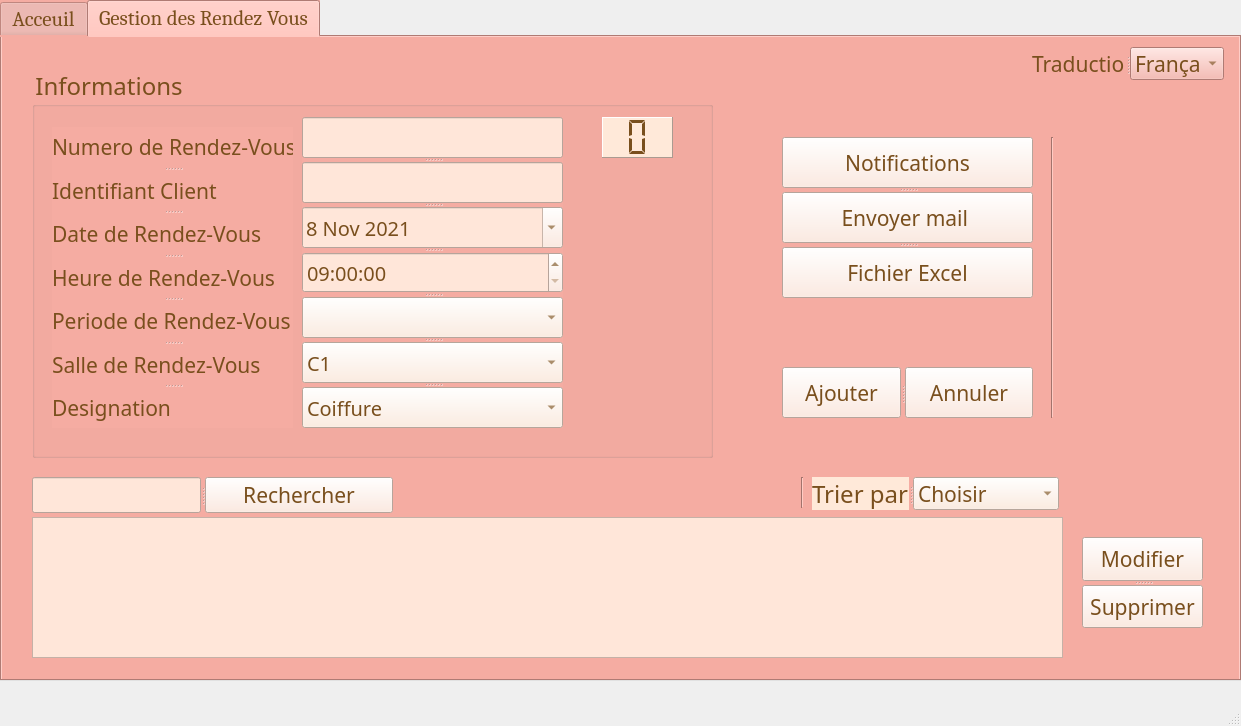
This is Gestion_RendezVous/Rendez_Vous/mainwindow.ui in hana1820/Smart_Beauty_Center_2A19 as Qt 5 draws it before an edit. The edited form follows.
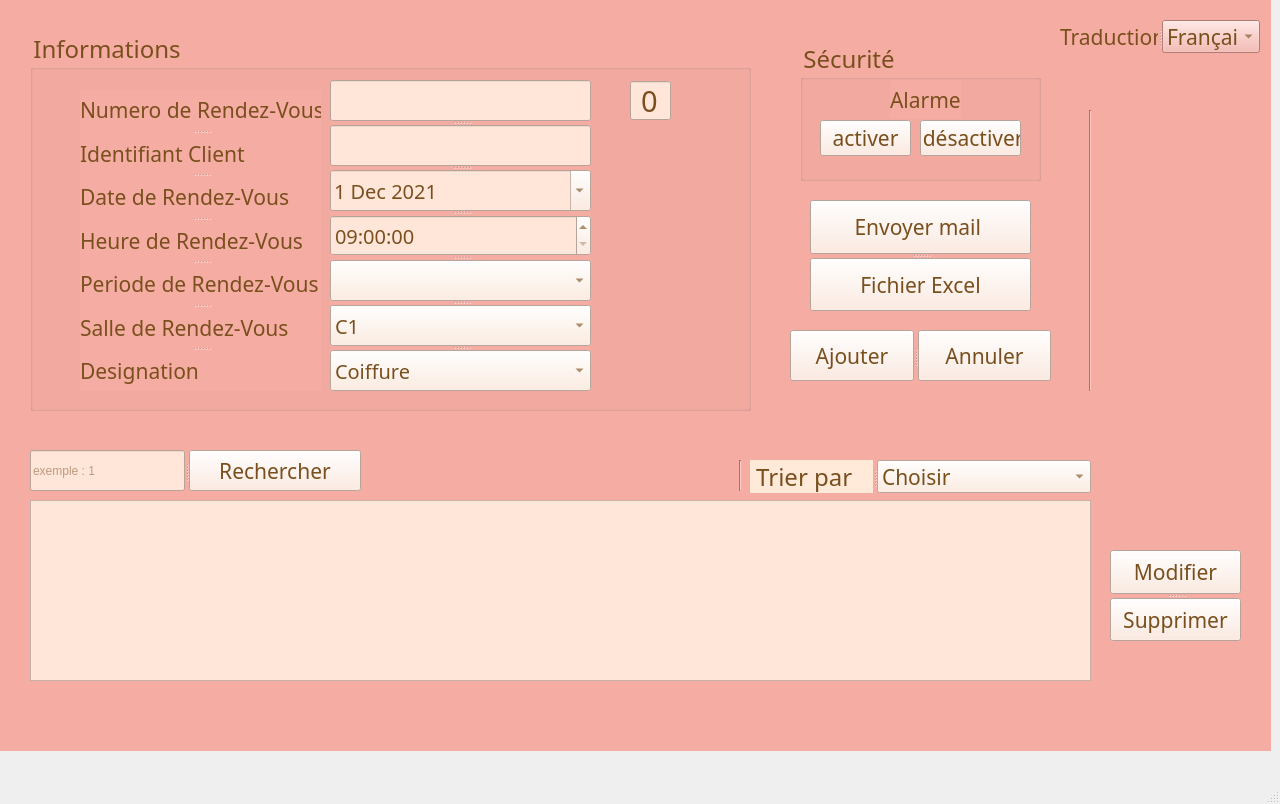
This is the edited form. Icons and pictures are not drawn.

```diff
--- a/Gestion_RendezVous/Rendez_Vous/mainwindow.ui
+++ b/Gestion_RendezVous/Rendez_Vous/mainwindow.ui
@@ -6,21 +6,21 @@
    <rect>
     <x>0</x>
     <y>0</y>
-    <width>1241</width>
-    <height>726</height>
+    <width>1280</width>
+    <height>804</height>
    </rect>
   </property>
   <property name="windowTitle">
    <string>MainWindow</string>
   </property>
   <widget class="QWidget" name="centralwidget">
-   <widget class="QTabWidget" name="tabWidget">
+   <widget class="QStackedWidget" name="stackedWidget">
     <property name="geometry">
      <rect>
       <x>0</x>
       <y>0</y>
-      <width>1241</width>
-      <height>681</height>
+      <width>1271</width>
+      <height>751</height>
      </rect>
     </property>
     <property name="font">
@@ -37,15 +37,12 @@
      <number>1</number>
     </property>
     <widget class="QWidget" name="Acceuil">
-     <attribute name="title">
-      <string>Acceuil</string>
-     </attribute>
      <widget class="QLabel" name="Connexion">
       <property name="geometry">
        <rect>
-        <x>770</x>
-        <y>180</y>
-        <width>181</width>
+        <x>800</x>
+        <y>210</y>
+        <width>231</width>
         <height>51</height>
        </rect>
       </property>
@@ -66,7 +63,7 @@
       <property name="geometry">
        <rect>
         <x>610</x>
-        <y>310</y>
+        <y>340</y>
         <width>161</width>
         <height>51</height>
        </rect>
@@ -88,7 +85,7 @@
       <property name="geometry">
        <rect>
         <x>610</x>
-        <y>370</y>
+        <y>400</y>
         <width>161</width>
         <height>61</height>
        </rect>
@@ -111,20 +108,29 @@
       <property name="geometry">
        <rect>
         <x>780</x>
-        <y>380</y>
-        <width>221</width>
+        <y>410</y>
+        <width>231</width>
         <height>31</height>
        </rect>
       </property>
+      <property name="font">
+       <font>
+        <family>Cambria</family>
+        <pointsize>6</pointsize>
+       </font>
+      </property>
       <property name="styleSheet">
        <string notr="true">background-color: rgb(255, 233, 217);</string>
       </property>
+      <property name="echoMode">
+       <enum>QLineEdit::Password</enum>
+      </property>
      </widget>
      <widget class="QLabel" name="MdpO">
       <property name="geometry">
        <rect>
         <x>850</x>
-        <y>420</y>
+        <y>450</y>
         <width>211</width>
         <height>41</height>
        </rect>
@@ -147,7 +153,7 @@
       <property name="geometry">
        <rect>
         <x>920</x>
-        <y>450</y>
+        <y>480</y>
         <width>111</width>
         <height>31</height>
        </rect>
@@ -169,9 +175,9 @@
      <widget class="QPushButton" name="Connecter">
       <property name="geometry">
        <rect>
-        <x>1040</x>
-        <y>350</y>
-        <width>121</width>
+        <x>1060</x>
+        <y>370</y>
+        <width>151</width>
         <height>41</height>
        </rect>
       </property>
@@ -188,12 +194,22 @@
       <property name="text">
        <string>Se connecter</string>
       </property>
+      <property name="icon">
+       <iconset>
+        <normaloff>entrer.png</normaloff>entrer.png</iconset>
+      </property>
+      <property name="iconSize">
+       <size>
+        <width>18</width>
+        <height>18</height>
+       </size>
+      </property>
      </widget>
      <widget class="Line" name="line">
       <property name="geometry">
        <rect>
         <x>520</x>
-        <y>170</y>
+        <y>200</y>
         <width>20</width>
         <height>351</height>
        </rect>
@@ -206,11 +222,17 @@
       <property name="geometry">
        <rect>
         <x>780</x>
-        <y>320</y>
-        <width>221</width>
+        <y>350</y>
+        <width>231</width>
         <height>31</height>
        </rect>
       </property>
+      <property name="font">
+       <font>
+        <family>Cambria</family>
+        <pointsize>10</pointsize>
+       </font>
+      </property>
       <property name="styleSheet">
        <string notr="true">background-color: rgb(255, 233, 217);</string>
       </property>
@@ -219,7 +241,7 @@
       <property name="geometry">
        <rect>
         <x>-90</x>
-        <y>140</y>
+        <y>170</y>
         <width>531</width>
         <height>401</height>
        </rect>
@@ -231,19 +253,74 @@
        <enum>Qt::PlainText</enum>
       </property>
       <property name="pixmap">
-       <pixmap>../../logog.png</pixmap>
+       <pixmap>F:/logog.png</pixmap>
+      </property>
+     </widget>
+     <widget class="QComboBox" name="TraductionComboBox_2">
+      <property name="geometry">
+       <rect>
+        <x>1148</x>
+        <y>10</y>
+        <width>103</width>
+        <height>33</height>
+       </rect>
+      </property>
+      <property name="font">
+       <font>
+        <family>Gabriola</family>
+        <pointsize>16</pointsize>
+       </font>
+      </property>
+      <property name="styleSheet">
+       <string notr="true">
+color: rgb(121, 79, 29); background-color: rgb(245, 172, 162);</string>
+      </property>
+      <item>
+       <property name="text">
+        <string>Français</string>
+       </property>
+      </item>
+      <item>
+       <property name="text">
+        <string>Anglais</string>
+       </property>
+      </item>
+      <item>
+       <property name="text">
+        <string>Turc</string>
+       </property>
+      </item>
+     </widget>
+     <widget class="QLabel" name="Traduction_2">
+      <property name="geometry">
+       <rect>
+        <x>1050</x>
+        <y>10</y>
+        <width>93</width>
+        <height>33</height>
+       </rect>
+      </property>
+      <property name="font">
+       <font>
+        <family>Gabriola</family>
+        <pointsize>16</pointsize>
+       </font>
+      </property>
+      <property name="styleSheet">
+       <string notr="true">
+color: rgb(121, 79, 29);</string>
+      </property>
+      <property name="text">
+       <string>Traduction</string>
       </property>
      </widget>
     </widget>
-    <widget class="QWidget" name="Gestion_des_Rendez_Vous">
-     <attribute name="title">
-      <string>Gestion des Rendez Vous</string>
-     </attribute>
+    <widget class="QWidget" name="Gestio_RDV">
      <widget class="Line" name="line_2">
       <property name="geometry">
        <rect>
-        <x>1040</x>
-        <y>100</y>
+        <x>1080</x>
+        <y>110</y>
         <width>20</width>
         <height>281</height>
        </rect>
@@ -255,8 +332,8 @@
      <widget class="Line" name="line_3">
       <property name="geometry">
        <rect>
-        <x>790</x>
-        <y>440</y>
+        <x>730</x>
+        <y>460</y>
         <width>20</width>
         <height>31</height>
        </rect>
@@ -269,22 +346,77 @@
       <property name="geometry">
        <rect>
         <x>30</x>
-        <y>480</y>
-        <width>1031</width>
-        <height>141</height>
+        <y>500</y>
+        <width>1061</width>
+        <height>181</height>
        </rect>
       </property>
+      <property name="font">
+       <font>
+        <family>Cambria</family>
+        <pointsize>10</pointsize>
+       </font>
+      </property>
       <property name="styleSheet">
-       <string notr="true">background-color: rgb(255, 230, 217);</string>
+       <string notr="true">background-color: rgb(255, 230, 217);
+color: rgb(121, 79, 29);</string>
       </property>
+      <property name="showGrid">
+       <bool>true</bool>
+      </property>
+      <property name="gridStyle">
+       <enum>Qt::SolidLine</enum>
+      </property>
+      <property name="sortingEnabled">
+       <bool>false</bool>
+      </property>
+      <attribute name="horizontalHeaderVisible">
+       <bool>false</bool>
+      </attribute>
+      <attribute name="horizontalHeaderCascadingSectionResizes">
+       <bool>false</bool>
+      </attribute>
+      <attribute name="horizontalHeaderMinimumSectionSize">
+       <number>140</number>
+      </attribute>
+      <attribute name="horizontalHeaderDefaultSectionSize">
+       <number>140</number>
+      </attribute>
+      <attribute name="horizontalHeaderHighlightSections">
+       <bool>true</bool>
+      </attribute>
+      <attribute name="horizontalHeaderShowSortIndicator" stdset="0">
+       <bool>false</bool>
+      </attribute>
+      <attribute name="horizontalHeaderStretchLastSection">
+       <bool>false</bool>
+      </attribute>
+      <attribute name="verticalHeaderVisible">
+       <bool>false</bool>
+      </attribute>
+      <attribute name="verticalHeaderCascadingSectionResizes">
+       <bool>false</bool>
+      </attribute>
+      <attribute name="verticalHeaderMinimumSectionSize">
+       <number>30</number>
+      </attribute>
+      <attribute name="verticalHeaderHighlightSections">
+       <bool>true</bool>
+      </attribute>
+      <attribute name="verticalHeaderShowSortIndicator" stdset="0">
+       <bool>false</bool>
+      </attribute>
+      <attribute name="verticalHeaderStretchLastSection">
+       <bool>false</bool>
+      </attribute>
      </widget>
      <widget class="QGroupBox" name="groupBox">
       <property name="geometry">
        <rect>
         <x>30</x>
         <y>30</y>
-        <width>681</width>
-        <height>391</height>
+        <width>721</width>
+        <height>381</height>
        </rect>
       </property>
       <property name="font">
@@ -302,7 +434,7 @@
       <widget class="QSplitter" name="splitter">
        <property name="geometry">
         <rect>
-         <x>270</x>
+         <x>300</x>
          <y>50</y>
          <width>261</width>
          <height>311</height>
@@ -333,7 +465,7 @@
          <string notr="true">background-color: rgb(255, 230, 217);</string>
         </property>
        </widget>
-       <widget class="QDateEdit" name="dateEdit">
+       <widget class="QDateEdit" name="dateEdit_RDV">
         <property name="font">
          <font>
           <family>Gabriola</family>
@@ -349,8 +481,8 @@
           <minute>0</minute>
           <second>0</second>
           <year>2021</year>
-          <month>11</month>
-          <day>8</day>
+          <month>12</month>
+          <day>1</day>
          </datetime>
         </property>
         <property name="maximumDateTime">
@@ -369,14 +501,14 @@
           <minute>0</minute>
           <second>0</second>
           <year>2021</year>
-          <month>11</month>
+          <month>12</month>
           <day>1</day>
          </datetime>
         </property>
         <property name="minimumDate">
          <date>
           <year>2021</year>
-          <month>11</month>
+          <month>12</month>
           <day>1</day>
          </date>
         </property>
@@ -622,7 +754,7 @@
       <widget class="QSplitter" name="splitter_2">
        <property name="geometry">
         <rect>
-         <x>20</x>
+         <x>50</x>
          <y>60</y>
          <width>241</width>
          <height>301</height>
@@ -737,79 +869,52 @@
         </property>
        </widget>
       </widget>
-      <widget class="QLCDNumber" name="lcdNumber">
+      <widget class="QSpinBox" name="spinBox">
        <property name="geometry">
         <rect>
-         <x>570</x>
+         <x>600</x>
          <y>50</y>
-         <width>71</width>
+         <width>41</width>
          <height>41</height>
         </rect>
        </property>
        <property name="font">
         <font>
          <family>Gabriola</family>
-         <pointsize>16</pointsize>
+         <pointsize>22</pointsize>
         </font>
        </property>
-       <property name="layoutDirection">
-        <enum>Qt::LeftToRight</enum>
-       </property>
-       <property name="styleSheet">
-        <string notr="true">background-color: rgb(255, 233, 217);color: rgb(121, 79, 29);</string>
-       </property>
-       <property name="frameShape">
-        <enum>QFrame::Panel</enum>
-       </property>
-       <property name="smallDecimalPoint">
-        <bool>false</bool>
-       </property>
-       <property name="digitCount">
-        <number>1</number>
-       </property>
-       <property name="segmentStyle">
-        <enum>QLCDNumber::Flat</enum>
-       </property>
-      </widget>
-     </widget>
-     <widget class="QSplitter" name="splitter_5">
-      <property name="geometry">
-       <rect>
-        <x>30</x>
-        <y>440</y>
-        <width>361</width>
-        <height>36</height>
-       </rect>
-      </property>
-      <property name="orientation">
-       <enum>Qt::Horizontal</enum>
-      </property>
-      <widget class="QLineEdit" name="RechercherLine">
        <property name="styleSheet">
         <string notr="true">background-color: rgb(255, 230, 217);</string>
        </property>
-      </widget>
-      <widget class="QPushButton" name="Rechercher">
-       <property name="font">
-        <font>
-         <family>Gabriola</family>
-         <pointsize>16</pointsize>
-        </font>
+       <property name="wrapping">
+        <bool>false</bool>
        </property>
-       <property name="styleSheet">
-        <string notr="true">background-color: rgb(255, 230, 217);
-color: rgb(121, 79, 29);</string>
+       <property name="frame">
+        <bool>true</bool>
        </property>
-       <property name="text">
-        <string>Rechercher</string>
+       <property name="alignment">
+        <set>Qt::AlignCenter</set>
+       </property>
+       <property name="readOnly">
+        <bool>true</bool>
+       </property>
+       <property name="buttonSymbols">
+        <enum>QAbstractSpinBox::NoButtons</enum>
+       </property>
+       <property name="keyboardTracking">
+        <bool>false</bool>
+       </property>
+       <property name="maximum">
+        <number>10000</number>
        </property>
       </widget>
      </widget>
      <widget class="QLabel" name="logop">
       <property name="geometry">
        <rect>
-        <x>1080</x>
-        <y>170</y>
+        <x>1120</x>
+        <y>180</y>
         <width>121</width>
         <height>151</height>
        </rect>
@@ -818,37 +923,22 @@
        <string/>
       </property>
       <property name="pixmap">
-       <pixmap>../../logop.png</pixmap>
+       <pixmap>F:/logop.png</pixmap>
       </property>
      </widget>
      <widget class="QSplitter" name="splitter_3">
       <property name="geometry">
        <rect>
-        <x>780</x>
-        <y>100</y>
-        <width>251</width>
-        <height>161</height>
+        <x>810</x>
+        <y>200</y>
+        <width>221</width>
+        <height>111</height>
        </rect>
       </property>
       <property name="orientation">
        <enum>Qt::Vertical</enum>
       </property>
-      <widget class="QPushButton" name="Notification">
-       <property name="font">
-        <font>
-         <family>Gabriola</family>
-         <pointsize>16</pointsize>
-        </font>
-       </property>
-       <property name="styleSheet">
-        <string notr="true">background-color: rgb(255, 230, 217);
-color: rgb(121, 79, 29);</string>
-       </property>
-       <property name="text">
-        <string>Notifications</string>
-       </property>
-      </widget>
-      <widget class="QPushButton" name="Mail">
+      <widget class="QPushButton" name="MailRDV">
        <property name="font">
         <font>
          <family>Gabriola</family>
@@ -862,8 +952,18 @@
        <property name="text">
         <string>Envoyer mail </string>
        </property>
+       <property name="icon">
+        <iconset>
+         <normaloff>email.png</normaloff>email.png</iconset>
+       </property>
+       <property name="iconSize">
+        <size>
+         <width>25</width>
+         <height>25</height>
+        </size>
+       </property>
       </widget>
-      <widget class="QPushButton" name="Excel">
+      <widget class="QPushButton" name="ExcelRDV">
        <property name="font">
         <font>
          <family>Gabriola</family>
@@ -877,21 +977,31 @@
        <property name="text">
         <string>Fichier Excel</string>
        </property>
+       <property name="icon">
+        <iconset>
+         <normaloff>excel.png</normaloff>excel.png</iconset>
+       </property>
+       <property name="iconSize">
+        <size>
+         <width>21</width>
+         <height>21</height>
+        </size>
+       </property>
       </widget>
      </widget>
      <widget class="QSplitter" name="splitter_4">
       <property name="geometry">
        <rect>
-        <x>780</x>
+        <x>790</x>
         <y>330</y>
-        <width>251</width>
+        <width>261</width>
         <height>51</height>
        </rect>
       </property>
       <property name="orientation">
        <enum>Qt::Horizontal</enum>
       </property>
-      <widget class="QPushButton" name="Ajouter">
+      <widget class="QPushButton" name="AjouterRDV">
        <property name="font">
         <font>
          <family>Gabriola</family>
@@ -905,8 +1015,18 @@
        <property name="text">
         <string>Ajouter</string>
        </property>
+       <property name="icon">
+        <iconset>
+         <normaloff>ajout.png</normaloff>ajout.png</iconset>
+       </property>
+       <property name="iconSize">
+        <size>
+         <width>20</width>
+         <height>20</height>
+        </size>
+       </property>
       </widget>
-      <widget class="QPushButton" name="Quitter">
+      <widget class="QPushButton" name="QuitterRDV">
        <property name="font">
         <font>
          <family>Gabriola</family>
@@ -920,14 +1040,24 @@
        <property name="text">
         <string>Annuler</string>
        </property>
+       <property name="icon">
+        <iconset>
+         <normaloff>annuler.png</normaloff>annuler.png</iconset>
+       </property>
+       <property name="iconSize">
+        <size>
+         <width>20</width>
+         <height>20</height>
+        </size>
+       </property>
       </widget>
      </widget>
      <widget class="QSplitter" name="splitter_6">
       <property name="geometry">
        <rect>
-        <x>810</x>
-        <y>440</y>
-        <width>247</width>
+        <x>750</x>
+        <y>460</y>
+        <width>341</width>
         <height>33</height>
        </rect>
       </property>
@@ -946,7 +1076,7 @@
 </string>
        </property>
        <property name="text">
-        <string>Trier par</string>
+        <string> Trier par</string>
        </property>
       </widget>
       <widget class="QComboBox" name="TrierComboBox">
@@ -966,12 +1096,12 @@
        </item>
        <item>
         <property name="text">
-         <string>Numero de RDV</string>
+         <string>Numero de rdv</string>
         </property>
        </item>
        <item>
         <property name="text">
-         <string>Date</string>
+         <string>Date de rdv</string>
         </property>
        </item>
       </widget>
@@ -979,16 +1109,16 @@
      <widget class="QSplitter" name="splitter_7">
       <property name="geometry">
        <rect>
-        <x>1080</x>
-        <y>500</y>
-        <width>121</width>
+        <x>1110</x>
+        <y>550</y>
+        <width>131</width>
         <height>91</height>
        </rect>
       </property>
       <property name="orientation">
        <enum>Qt::Vertical</enum>
       </property>
-      <widget class="QPushButton" name="Modifier">
+      <widget class="QPushButton" name="ModifierRDV">
        <property name="font">
         <font>
          <family>Gabriola</family>
@@ -1002,8 +1132,18 @@
        <property name="text">
         <string>Modifier</string>
        </property>
+       <property name="icon">
+        <iconset>
+         <normaloff>modifier.png</normaloff>modifier.png</iconset>
+       </property>
+       <property name="iconSize">
+        <size>
+         <width>17</width>
+         <height>17</height>
+        </size>
+       </property>
       </widget>
-      <widget class="QPushButton" name="Supprimer">
+      <widget class="QPushButton" name="SupprimerRDV">
        <property name="font">
         <font>
          <family>Gabriola</family>
@@ -1017,14 +1157,24 @@
        <property name="text">
         <string>Supprimer</string>
        </property>
+       <property name="icon">
+        <iconset>
+         <normaloff>supprimer.png</normaloff>supprimer.png</iconset>
+       </property>
+       <property name="iconSize">
+        <size>
+         <width>18</width>
+         <height>18</height>
+        </size>
+       </property>
       </widget>
      </widget>
      <widget class="QSplitter" name="splitter_8">
       <property name="geometry">
        <rect>
-        <x>1030</x>
-        <y>10</y>
-        <width>192</width>
+        <x>1060</x>
+        <y>20</y>
+        <width>201</width>
         <height>33</height>
        </rect>
       </property>
@@ -1074,6 +1224,294 @@
        </item>
       </widget>
      </widget>
+     <widget class="QSplitter" name="splitter_5">
+      <property name="geometry">
+       <rect>
+        <x>30</x>
+        <y>450</y>
+        <width>331</width>
+        <height>41</height>
+       </rect>
+      </property>
+      <property name="orientation">
+       <enum>Qt::Horizontal</enum>
+      </property>
+      <widget class="QLineEdit" name="RechercherLine">
+       <property name="styleSheet">
+        <string notr="true">background-color: rgb(255, 230, 217);</string>
+       </property>
+       <property name="placeholderText">
+        <string>exemple : 1</string>
+       </property>
+      </widget>
+      <widget class="QPushButton" name="RechercherRDV">
+       <property name="font">
+        <font>
+         <family>Gabriola</family>
+         <pointsize>16</pointsize>
+        </font>
+       </property>
+       <property name="styleSheet">
+        <string notr="true">background-color: rgb(255, 230, 217);
+color: rgb(121, 79, 29);</string>
+       </property>
+       <property name="text">
+        <string>Rechercher</string>
+       </property>
+       <property name="icon">
+        <iconset>
+         <normaloff>recherche.png</normaloff>recherche.png</iconset>
+       </property>
+       <property name="iconSize">
+        <size>
+         <width>18</width>
+         <height>18</height>
+        </size>
+       </property>
+      </widget>
+     </widget>
+     <widget class="QGroupBox" name="groupBox_ard">
+      <property name="geometry">
+       <rect>
+        <x>800</x>
+        <y>40</y>
+        <width>241</width>
+        <height>141</height>
+       </rect>
+      </property>
+      <property name="font">
+       <font>
+        <family>Gabriola</family>
+        <pointsize>18</pointsize>
+       </font>
+      </property>
+      <property name="title">
+       <string>Sécurité</string>
+      </property>
+      <widget class="QPushButton" name="pushButton_aa">
+       <property name="geometry">
+        <rect>
+         <x>20</x>
+         <y>80</y>
+         <width>91</width>
+         <height>36</height>
+        </rect>
+       </property>
+       <property name="font">
+        <font>
+         <family>Gabriola</family>
+         <pointsize>16</pointsize>
+        </font>
+       </property>
+       <property name="styleSheet">
+        <string notr="true">background-color: rgb(255, 230, 217);</string>
+       </property>
+       <property name="text">
+        <string>activer</string>
+       </property>
+      </widget>
+      <widget class="QPushButton" name="pushButton_da">
+       <property name="geometry">
+        <rect>
+         <x>120</x>
+         <y>80</y>
+         <width>101</width>
+         <height>36</height>
+        </rect>
+       </property>
+       <property name="font">
+        <font>
+         <family>Gabriola</family>
+         <pointsize>16</pointsize>
+        </font>
+       </property>
+       <property name="styleSheet">
+        <string notr="true">background-color: rgb(255, 230, 217);</string>
+       </property>
+       <property name="text">
+        <string> désactiver</string>
+       </property>
+      </widget>
+      <widget class="QLabel" name="Alarme">
+       <property name="geometry">
+        <rect>
+         <x>90</x>
+         <y>40</y>
+         <width>71</width>
+         <height>39</height>
+        </rect>
+       </property>
+       <property name="font">
+        <font>
+         <family>Gabriola</family>
+         <pointsize>16</pointsize>
+        </font>
+       </property>
+       <property name="styleSheet">
+        <string notr="true">
+color: rgb(121, 79, 29);</string>
+       </property>
+       <property name="text">
+        <string>Alarme</string>
+       </property>
+      </widget>
+     </widget>
+    </widget>
+    <widget class="QWidget" name="Mailing">
+     <widget class="QWidget" name="layoutWidget_2">
+      <property name="geometry">
+       <rect>
+        <x>80</x>
+        <y>60</y>
+        <width>1091</width>
+        <height>591</height>
+       </rect>
+      </property>
+      <layout class="QGridLayout" name="gridLayout_2">
+       <item row="0" column="0">
+        <widget class="QLineEdit" name="rcpt">
+         <property name="font">
+          <font>
+           <family>Gabriola</family>
+           <pointsize>12</pointsize>
+          </font>
+         </property>
+         <property name="styleSheet">
+          <string notr="true">background-color: rgb(255, 230, 217);</string>
+         </property>
+         <property name="placeholderText">
+          <string>recipient</string>
+         </property>
+        </widget>
+       </item>
+       <item row="0" column="1" colspan="2">
+        <widget class="QLineEdit" name="mail_pass">
+         <property name="font">
+          <font>
+           <family>Gabriola</family>
+           <pointsize>12</pointsize>
+          </font>
+         </property>
+         <property name="styleSheet">
+          <string notr="true">background-color: rgb(255, 230, 217);</string>
+         </property>
+         <property name="echoMode">
+          <enum>QLineEdit::Password</enum>
+         </property>
+         <property name="placeholderText">
+          <string>your mail password</string>
+         </property>
+        </widget>
+       </item>
+       <item row="2" column="2">
+        <widget class="QPushButton" name="browseBtn">
+         <property name="font">
+          <font>
+           <family>Gabriola</family>
+           <pointsize>14</pointsize>
+          </font>
+         </property>
+         <property name="styleSheet">
+          <string notr="true">background-color: rgb(255, 230, 217);</string>
+         </property>
+         <property name="text">
+          <string>Browse ...</string>
+         </property>
+        </widget>
+       </item>
+       <item row="2" column="0" colspan="2">
+        <widget class="QLineEdit" name="file">
+         <property name="font">
+          <font>
+           <family>Gabriola</family>
+           <pointsize>12</pointsize>
+          </font>
+         </property>
+         <property name="styleSheet">
+          <string notr="true">background-color: rgb(255, 230, 217);</string>
+         </property>
+         <property name="placeholderText">
+          <string>attachement here</string>
+         </property>
+        </widget>
+       </item>
+       <item row="1" column="0" colspan="3">
+        <widget class="QLineEdit" name="subject">
+         <property name="font">
+          <font>
+           <family>Gabriola</family>
+           <pointsize>12</pointsize>
+          </font>
+         </property>
+         <property name="styleSheet">
+          <string notr="true">background-color: rgb(255, 230, 217);</string>
+         </property>
+         <property name="placeholderText">
+          <string>subject</string>
+         </property>
+        </widget>
+       </item>
+       <item row="3" column="0" colspan="3">
+        <widget class="QTextEdit" name="msg">
+         <property name="font">
+          <font>
+           <family>Gabriola</family>
+           <pointsize>12</pointsize>
+          </font>
+         </property>
+         <property name="styleSheet">
+          <string notr="true">background-color: rgb(255, 230, 217);</string>
+         </property>
+         <property name="placeholderText">
+          <string>type your message here ...</string>
+         </property>
+        </widget>
+       </item>
+       <item row="4" column="0" colspan="2">
+        <widget class="QPushButton" name="sendBtn">
+         <property name="font">
+          <font>
+           <family>Gabriola</family>
+           <pointsize>16</pointsize>
+          </font>
+         </property>
+         <property name="styleSheet">
+          <string notr="true">background-color: rgb(255, 230, 217);</string>
+         </property>
+         <property name="text">
+          <string>Send</string>
+         </property>
+        </widget>
+       </item>
+       <item row="4" column="2">
+        <widget class="QPushButton" name="Quitter_2">
+         <property name="font">
+          <font>
+           <family>Gabriola</family>
+           <pointsize>14</pointsize>
+          </font>
+         </property>
+         <property name="styleSheet">
+          <string notr="true">
+color: rgb(121, 79, 29); background-color: rgb(255, 230, 217);</string>
+         </property>
+         <property name="text">
+          <string>Annuler</string>
+         </property>
+         <property name="icon">
+          <iconset>
+           <normaloff>annuler.png</normaloff>annuler.png</iconset>
+         </property>
+         <property name="iconSize">
+          <size>
+           <width>15</width>
+           <height>15</height>
+          </size>
+         </property>
+        </widget>
+       </item>
+      </layout>
+     </widget>
     </widget>
    </widget>
   </widget>
@@ -1082,7 +1520,7 @@
     <rect>
      <x>0</x>
      <y>0</y>
-     <width>1241</width>
+     <width>1280</width>
      <height>26</height>
     </rect>
    </property>
```
